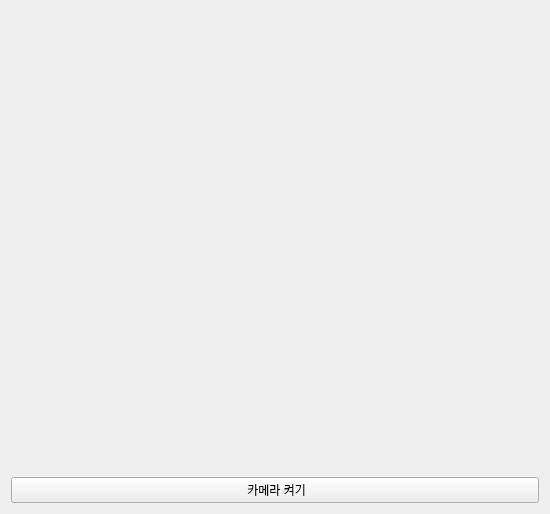
This is cctv/tab1_camera.ui in minjuyeong/OpenCV_MINI_Project as Qt 5 draws it before an edit. The edited form follows.
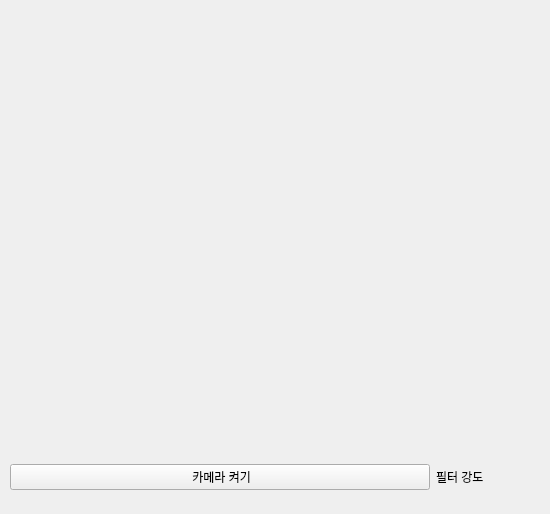
This is the edited form.

What changed in the file:
```diff
--- a/cctv/tab1_camera.ui
+++ b/cctv/tab1_camera.ui
@@ -10,10 +10,28 @@
     <height>514</height>
    </rect>
   </property>
+  <property name="minimumSize">
+   <size>
+    <width>0</width>
+    <height>514</height>
+   </size>
+  </property>
   <property name="windowTitle">
    <string>Form</string>
   </property>
+  <widget class="QWidget" name="verticalLayoutWidget">
+   <property name="geometry">
+    <rect>
+     <x>10</x>
+     <y>10</y>
+     <width>531</width>
+     <height>491</height>
+    </rect>
+   </property>
   <layout class="QVBoxLayout" name="verticalLayout" stretch="9,1">
+    <property name="sizeConstraint">
+     <enum>QLayout::SizeConstraint::SetDefaultConstraint</enum>
+    </property>
    <item>
     <widget class="QLabel" name="pCam">
      <property name="text">
@@ -22,13 +40,25 @@
     </widget>
    </item>
    <item>
+     <layout class="QHBoxLayout" name="horizontalLayout" stretch="8,2">
+      <item>
     <widget class="QPushButton" name="pPBCam">
      <property name="text">
       <string> 카메라 켜기</string>
      </property>
     </widget>
    </item>
-  </layout>
+      <item>
+       <widget class="QLabel" name="filterStatusLabel">
+        <property name="text">
+         <string>필터 강도</string>
+        </property>
+       </widget>
+      </item>
+     </layout>
+    </item>
+   </layout>
+  </widget>
  </widget>
  <resources/>
  <connections/>
```
Lines whose indentation alone changed are shown as unchanged.
